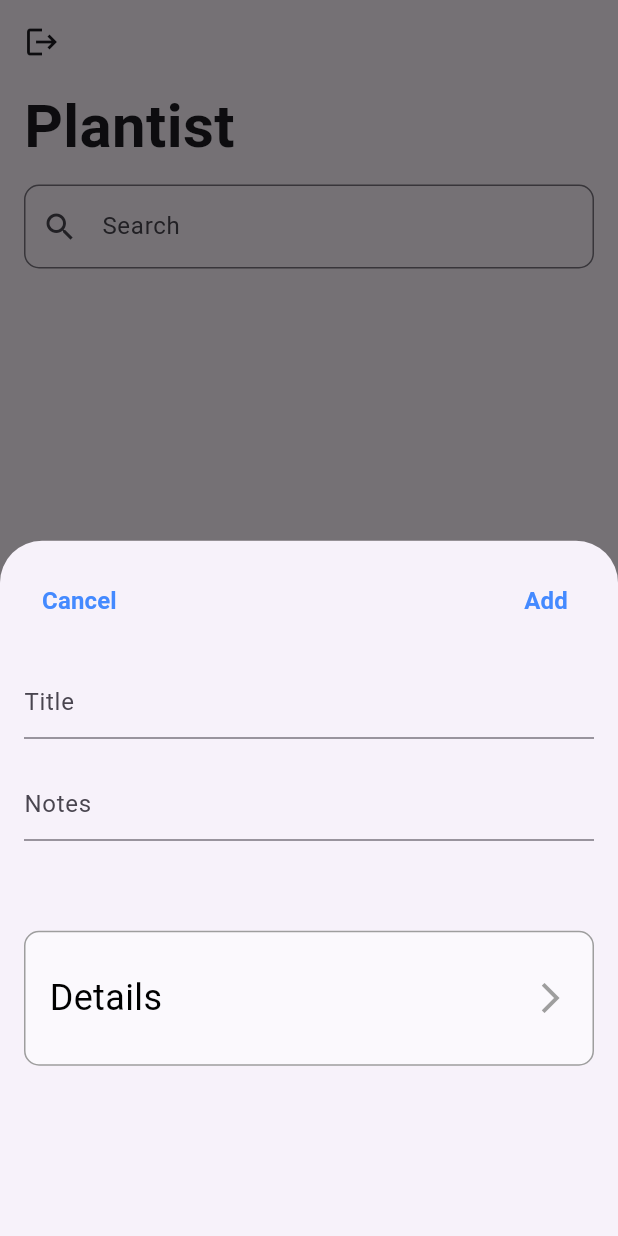
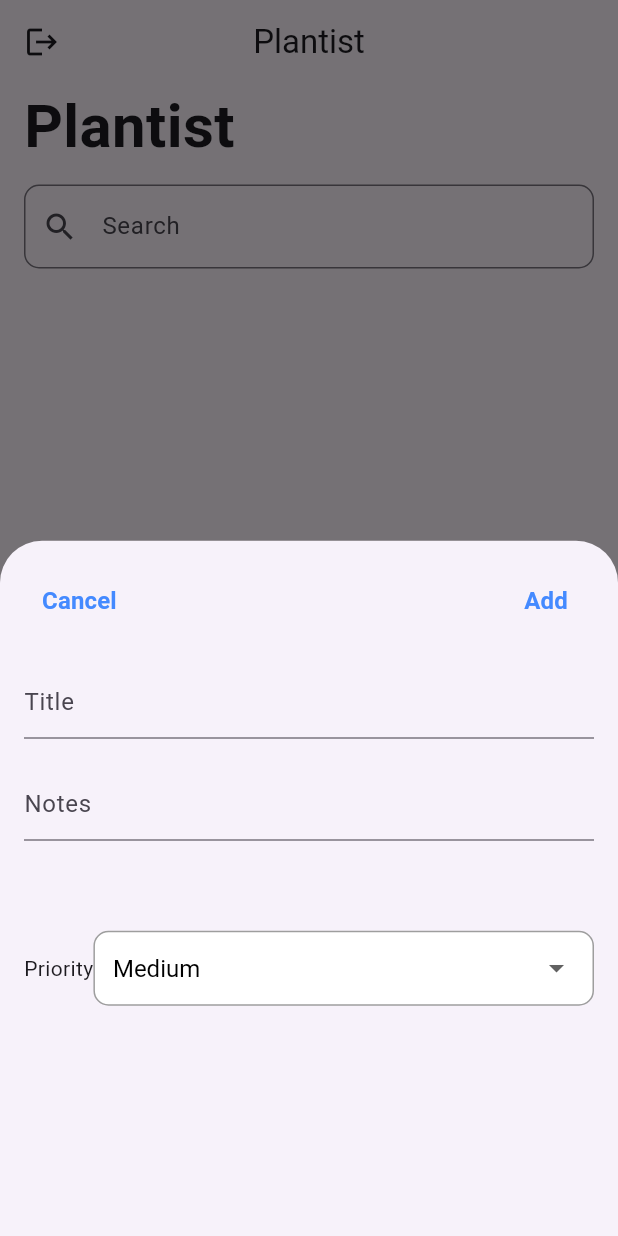
Before and after one commit to cemregizem/TodoApp, a Flutter app: the TodoPage screen opened directly with empty values, after a tap on "New Reminder", on a phone screen of 412 x 824 dp. Run offline on Flutter 3.47's test engine with Material 3 defaults, Android fonts, the phone set to English and light mode, and no system bars; our stand-ins replace firebase_auth, firebase_core, firebase_database, get; accounts and stored records are empty; network calls fail.

Commit message:
priority added

```diff
--- a/plantist/lib/controller/toDo/to_do_controller.dart
+++ b/plantist/lib/controller/toDo/to_do_controller.dart
@@ -2,12 +2,16 @@ import 'package:firebase_auth/firebase_auth.dart';
 import 'package:flutter/material.dart';
 import 'package:get/get.dart';
 import 'package:firebase_database/firebase_database.dart';
-import 'package:plantist/model/toDo_model.dart';
+import 'package:plantist/model/to_do_model.dart';
 
 class TodoController extends GetxController {
-  var todoList = <toDoModel>[].obs;
-  var filteredTodos = <toDoModel>[].obs;
+  var todoList = <ToDoModel>[].obs;
+  var filteredTodos = <ToDoModel>[].obs;
+  var selectedPriority = 'Medium'.obs;
 
+ void updatePriority(String newPriority) {
+    selectedPriority.value = newPriority;
+  }
   @override
   void onInit() {
     super.onInit();
@@ -31,7 +35,7 @@ class TodoController extends GetxController {
 
       if (todos != null) {
         todos.forEach((key, value) {
-          toDoModel todo = toDoModel.fromMap(value);
+          ToDoModel todo = ToDoModel.fromMap(value);
           todoList.add(todo);
         });
       }
@@ -41,6 +45,7 @@ class TodoController extends GetxController {
   }
 
   Future<void> addTodo(String title, String note) async {
+     String priority = selectedPriority.value; // Use the selectedPriority from the controller
     if (title.isNotEmpty && note.isNotEmpty) {
       String uid = FirebaseAuth.instance.currentUser!.uid;
       DatabaseReference todoRef =
@@ -50,6 +55,8 @@ class TodoController extends GetxController {
         'title': title,
         'todoId': todoId,
         'note': note,
+        'priority': priority,
+       // 'reminderDate': reminderDate,
       });
     } else {
       ScaffoldMessenger.of(Get.context!).showSnackBar(
--- a/plantist/lib/model/to_do_model.dart
+++ b/plantist/lib/model/to_do_model.dart
@@ -1,32 +1,32 @@
-class toDoModel {
+class ToDoModel {
   late String todoId;
   late String title;
   late String note;
   late bool isDone = false;
-  /*
+  late String? reminderDate;
   late String priority;
-  late dynamic date;
-  ;*/
+  //late TimeOfDay? reminderTime;
 
-  toDoModel(
+
+  ToDoModel(
       {required this.todoId,
       required this.title,
       required this.note,
-      required this.isDone
-      /*
-    required this.priority,
-    required this.date,
-    */
+      required this.isDone,
+      this.reminderDate,
+      required this.priority,
+     // this.reminderTime,
+
       });
 
-  toDoModel.fromMap(Map<dynamic, dynamic> map) {
+  ToDoModel.fromMap(Map<dynamic, dynamic> map) {
     todoId = map['todoId'];
     title = map['title'];
     note = map['note'];
     isDone = map['isDone'] ?? false;
-    /*
-    priority=map['priority'];
-    date = map['date'];
-   ;*/
+    reminderDate = map['reminderDate'];
+    priority = map['priority'];
+    //reminderTime = map['reminderTime'] != null ? _parseTimeOfDay(map['reminderTime']) : null;
+
   }
 }
--- a/plantist/lib/view/ToDo/to_do.dart
+++ b/plantist/lib/view/ToDo/to_do.dart
@@ -1,43 +1,33 @@
 import 'package:flutter/material.dart';
 import 'package:get/get.dart';
-import 'package:plantist/controller/auth/auth_controller.dart';
-import 'package:plantist/controller/toDo/toDo_controller.dart';
-import 'package:plantist/model/toDo_model.dart';
-import 'package:plantist/widgets/timePicker.dart';
+import 'package:plantist/controller/toDo/to_do_controller.dart';
+import 'package:plantist/model/to_do_model.dart';
+import 'package:plantist/widgets/date_picker.dart';
+import 'package:plantist/widgets/drop_down.dart';
+import 'package:plantist/widgets/priority.dart';
+import 'package:plantist/widgets/time_picker.dart';
+import 'package:plantist/widgets/header.dart';
+import 'package:plantist/widgets/button.dart';
+import 'package:plantist/widgets/search_bar.dart'
+    as custom; //to avoid name conflict withsearchbar class in flutter
 
-class TodoPage extends StatefulWidget {
-  const TodoPage({super.key, required this.email, required this.userId});
+class TodoPage extends StatelessWidget {
+  TodoPage({super.key, required this.email, required this.userId});
 
   final String email;
   final String userId;
 
-  @override
-  State<TodoPage> createState() => _TodoPageState();
-}
 
-class _TodoPageState extends State<TodoPage> {
   TextEditingController noteController = TextEditingController();
   TextEditingController titleController = TextEditingController();
 
   late TodoController todoController = Get.put(TodoController());
 
   @override
-  void initState() {
-    super.initState();
+  Widget build(BuildContext context) {
     todoController = Get.put(TodoController());
-  }
-
-  @override
-  Widget build(BuildContext context) {
     return Scaffold(
-      appBar: AppBar(
-        leading: IconButton(
-          icon: const Icon(Icons.logout),
-          onPressed: () {
-            AuthController.instance.logOut();
-          },
-        ),
-      ),
+      appBar: Header(),
       body: Column(
         children: [
           Container(
@@ -49,23 +39,8 @@ class _TodoPageState extends State<TodoPage> {
               )),
           const SizedBox(
               height: 10), // Add some space between title and search bar
-          Padding(
-            padding: const EdgeInsets.symmetric(horizontal: 16),
-            child: TextField(
-              onChanged: (value) {
-                // Call filtering function when text changes
-                todoController.filterTodos(value);
-              },
-              decoration: InputDecoration(
-                labelText: 'Search',
-                hintText: 'Search in titles',
-                prefixIcon: Icon(Icons.search),
-                border: OutlineInputBorder(
-                  borderRadius: BorderRadius.circular(10),
-                ),
-              ),
-            ),
-          ),
+          custom.SearchBar(),
+
           SingleChildScrollView(
             child: Container(
               height: MediaQuery.of(context).size.height - 450,
@@ -73,7 +48,7 @@ class _TodoPageState extends State<TodoPage> {
                 return ListView.builder(
                   itemCount: todoController.filteredTodos.length,
                   itemBuilder: (context, index) {
-                    toDoModel todo = todoController.filteredTodos[index];
+                    ToDoModel todo = todoController.filteredTodos[index];
                     return Dismissible(
                       key: Key(todo.todoId), // Unique key for each item
                       background: Container(
@@ -117,6 +92,7 @@ class _TodoPageState extends State<TodoPage> {
                             todo.note,
                             style: const TextStyle(fontSize: 16),
                           ),
+                          trailing:PriorityDot(priority: todo.priority),
                           onTap: () {
                             // Implement update logic here
                             // _showUpdateReminderModal(context, todo);
@@ -130,44 +106,10 @@ class _TodoPageState extends State<TodoPage> {
             ),
           ),
           const SizedBox(height: 30),
-          Container(
-            alignment: Alignment.center,
-            child: ElevatedButton(
+          NewReminderButton(
             onPressed: () {
               _showNewReminderModal(context);
             },
-              style: ElevatedButton.styleFrom(
-                backgroundColor: const Color.fromARGB(255, 24, 24, 24),
-                shape: RoundedRectangleBorder(
-                  borderRadius: BorderRadius.circular(25),
-                ),
-              ),
-              child: Container(
-                alignment: Alignment.bottomCenter,
-                width: 300,
-                height: 60,
-                padding: const EdgeInsets.all(10),
-                margin: const EdgeInsets.all(10),
-                child: const Row(
-                  mainAxisAlignment: MainAxisAlignment.center,
-                  children: [
-                    Icon(Icons.add, color: Colors.white, size: 24), // "+" icon
-                    SizedBox(
-                        width: 8), // Add some space between the icon and text
-                    Text(
-                      'New Reminder',
-                      textAlign: TextAlign.center,
-                      style: TextStyle(
-                        color: Colors.white,
-                        fontWeight: FontWeight.bold,
-                        fontSize: 20,
-                        // Increase font size if needed
-                      ),
-                    ),
-                  ],
-                ),
-              ),
-            ),
           ),
         ],
       ),
@@ -207,7 +149,8 @@ class _TodoPageState extends State<TodoPage> {
                     onPressed: () async {
                       String title = titleController.text.trim();
                       String note = noteController.text.trim();
-                      await todoController.addTodo(title, note);
+                      await todoController.addTodo(
+                          title, note);
                       titleController.clear();
                       noteController.clear();
                       Navigator.pop(context);
@@ -237,38 +180,22 @@ class _TodoPageState extends State<TodoPage> {
                 ),
               ),
               const SizedBox(height: 60),
-              GestureDetector(
-                onTap: () {
-                  _showDetailModal(context);
-                },
-                child: Container(
-                  width: double.infinity, // Take full width
-                  height: 90, // Set the height
-                  decoration: BoxDecoration(
-                    color: Colors.white54,
-                    borderRadius: BorderRadius.circular(10),
-                    border: Border.all(
-                      color: Colors.grey, // Set the border color
-                      width: 1, // Set the border width
-                    ), // Set the radius
-                  ),
-                  padding: const EdgeInsets.symmetric(horizontal: 16),
-                  child: const Row(
+              Row(
                 mainAxisAlignment: MainAxisAlignment.spaceBetween,
                 children: [
-                      Text(
-                        'Details',
-                        style: TextStyle(fontSize: 24, color: Colors.black),
-                      ),
-                      Icon(
-                        Icons.arrow_forward_ios,
-                        color: Colors.grey,
-                        size: 24,
+                  const Text('Priority'),
+                  Expanded(
+                    child:Obx((){ return DropDownWidget(
+                       options: ['High', 'Medium', 'Low'],
+                      selectedValue: todoController.selectedPriority.value,
+                      onChanged: (newValue) {
+                        todoController.updatePriority(newValue);
+                      },
+                    );})
                   ),
                 ],
-                  ),
-                ),
-              ),
+              )
+
             ],
           ),
         );
@@ -276,20 +203,18 @@ class _TodoPageState extends State<TodoPage> {
     );
   }
 
+
   void _showDetailModal(BuildContext context) {
-    bool showDatePicker =
-        false; // Variable to control the visibility of the date picker
-    bool showTimePicker =
-        false; // Variable to control the visibility of the time picker
-    DateTime selectedDate = DateTime.now(); // Store selected date
-    TimeOfDay selectedTime = TimeOfDay.now(); // Store selected time
+    // Convert variables to Rx types
+    final showDatePicker = false.obs;
+    final showTimePicker = false.obs;
+    final selectedDate = DateTime.now().obs;
+    final selectedTime = TimeOfDay.now().obs;
 
     showModalBottomSheet(
         isScrollControlled: true,
         context: context,
         builder: (BuildContext context) {
-        return StatefulBuilder(
-          builder: (BuildContext context, StateSetter setState) {
           return Container(
             padding: const EdgeInsets.all(16),
             height: 900, // Increased height to accommodate both pickers
@@ -327,78 +252,47 @@ class _TodoPageState extends State<TodoPage> {
                   ],
                 ),
                 const SizedBox(height: 20),
-                  Row(
-                    mainAxisAlignment: MainAxisAlignment.spaceBetween,
-                    children: [
-                      Text(
-                        'Date',
-                        style: TextStyle(
-                            color:
-                                showDatePicker ? Colors.green : Colors.blueGrey,
-                            fontWeight: FontWeight.bold,
-                            fontSize: 24),
-                      ),
-                      Switch(
-                        value: showDatePicker,
-                        onChanged: (bool value) {
-                          setState(() {
-                            showDatePicker = value;
-                            // Ensure only one picker is active at a time
-                          });
-                        },
-                      ),
-                    ],
-                  ),
-                  if (showDatePicker)
-                    Expanded(
-                      child: Container(
-                        child: CalendarDatePicker(
-                          initialDate: DateTime.now(),
-                          firstDate: DateTime(2022),
-                          lastDate: DateTime(2025),
-                          onDateChanged: (date) {
-                            setState(() {
-                              selectedDate = date;
-                            });
-                          },
-                        ),
-                      ),
-                    ),
-                  Row(
+                DatePickerWidget(
+                    showDatePicker: showDatePicker, selectedDate: selectedDate),
+                const SizedBox(height: 16),
+                Obx(() => Row(
                       mainAxisAlignment: MainAxisAlignment.spaceBetween,
                       children: [
                         Text(
                           'Time',
                           style: TextStyle(
-                            color:
-                                showTimePicker ? Colors.green : Colors.blueGrey,
+                              color: showTimePicker.value
+                                  ? Colors.green
+                                  : Colors.blueGrey,
                               fontWeight: FontWeight.bold,
                               fontSize: 24),
                         ),
                         Switch(
-                        value: showTimePicker,
+                          value: showTimePicker.value,
                           onChanged: (bool value) {
-                          setState(() {
-                            showTimePicker = value;
-                            // Ensure only one picker is active at a time
-                          });
+                            showTimePicker.value = value;
+                            if (value) {
+                              showDatePicker.value = false;
+                            }
+                            print(showDatePicker); // Disable date picker
                           },
                         ),
                       ],
-                  ),
+                    )),
                 const SizedBox(height: 16),
-                  if (showTimePicker)
-                    Expanded(
-                      child: Container(
-                        child: TimePickerWidget(
+                Obx(() {
+                  if (showTimePicker.value) {
+                    return TimePickerWidget(
                       onTimeChanged: (time) {
-                            setState(() {
-                              selectedTime = time;
-                            });
+                        selectedTime.value = time;
+                        print('**********');
+                        print(selectedTime.value);
                       },
-                        ),
-                      ),
-                    ),
+                    );
+                  } else {
+                    return SizedBox.shrink();
+                  }
+                }),
                 const SizedBox(height: 20),
                 GestureDetector(
                   onTap: () {},
@@ -464,9 +358,6 @@ class _TodoPageState extends State<TodoPage> {
               ],
             ),
           );
-          },
-        );
-      },
-    );
+        });
   }
 }
--- a/plantist/lib/view/login/sign_in_page.dart
+++ b/plantist/lib/view/login/sign_in_page.dart
@@ -1,11 +1,11 @@
 import 'package:flutter/material.dart';
 import 'package:plantist/controller/auth/auth_controller.dart';
 
-class signInPage extends StatelessWidget {
+class SignInPage extends StatelessWidget {
   final TextEditingController emailController = TextEditingController();
   final TextEditingController passwordController = TextEditingController();
 
-  signInPage({super.key});
+  SignInPage({super.key});
 
   @override
   Widget build(BuildContext context) {
--- /dev/null
+++ b/plantist/lib/widgets/button.dart
@@ -0,0 +1,46 @@
+import 'package:flutter/material.dart';
+
+class NewReminderButton extends StatelessWidget {
+  final VoidCallback onPressed;
+
+  const NewReminderButton({required this.onPressed});
+
+  @override
+  Widget build(BuildContext context) {
+    return Container(
+      alignment: Alignment.center,
+      child: ElevatedButton(
+        onPressed: onPressed,
+        style: ElevatedButton.styleFrom(
+          backgroundColor: const Color.fromARGB(255, 24, 24, 24),
+          shape: RoundedRectangleBorder(
+            borderRadius: BorderRadius.circular(25),
+          ),
+        ),
+        child: Container(
+          alignment: Alignment.bottomCenter,
+          width: 300,
+          height: 60,
+          padding: const EdgeInsets.all(10),
+          margin: const EdgeInsets.all(10),
+          child: const Row(
+            mainAxisAlignment: MainAxisAlignment.center,
+            children: [
+              Icon(Icons.add, color: Colors.white, size: 24),
+              SizedBox(width: 8),
+              Text(
+                'New Reminder',
+                textAlign: TextAlign.center,
+                style: TextStyle(
+                  color: Colors.white,
+                  fontWeight: FontWeight.bold,
+                  fontSize: 20,
+                ),
+              ),
+            ],
+          ),
+        ),
+      ),
+    );
+  }
+}
--- /dev/null
+++ b/plantist/lib/widgets/drop_down.dart
@@ -0,0 +1,58 @@
+import 'package:flutter/material.dart';
+import 'package:get/get.dart';
+
+class DropDownWidget extends StatelessWidget {
+  final List<String> options; // List of options for the dropdown
+  final String selectedValue; // Currently selected value
+  final ValueChanged<String> onChanged;// Callback when a new value is selected
+
+  DropDownWidget({
+    Key? key,
+    required this.options,
+    required this.selectedValue,
+    required this.onChanged,
+  });
+
+  @override
+  Widget build(BuildContext context) {
+    return Container(
+      padding: const EdgeInsets.symmetric(horizontal: 12),
+      decoration: BoxDecoration(
+        color: Colors.white,
+        borderRadius: BorderRadius.circular(10),
+        border: Border.all(color: Colors.grey),
+      ),
+      child: DropdownButtonHideUnderline(
+        child: DropdownButton<String>(
+          value: selectedValue,
+          icon: const Icon(Icons.arrow_drop_down),
+          iconSize: 24,
+          isExpanded: true,
+          items: options.map((String value) {
+            return DropdownMenuItem<String>(
+              value: value,
+              child: Text(
+                value,
+                style: const TextStyle(
+                  fontSize: 16,
+                  color: Colors.black,
+                ),
+              ),
+            );
+          }).toList(),
+          onChanged: (String? newValue) {
+            if (newValue != null) {
+              onChanged(newValue);
+            }
+          },
+          style: const TextStyle(
+            color: Colors.black,
+            fontSize: 16,
+          ),
+          dropdownColor: Colors.white,
+          borderRadius: BorderRadius.circular(10),
+        ),
+      ),
+    );
+  }
+}
--- /dev/null
+++ b/plantist/lib/widgets/header.dart
@@ -0,0 +1,22 @@
+import 'package:flutter/material.dart';
+import 'package:get/get.dart';
+import 'package:plantist/controller/auth/auth_controller.dart';
+
+class Header extends StatelessWidget implements PreferredSizeWidget {
+  @override
+  Widget build(BuildContext context) {
+    return AppBar(
+      leading: IconButton(
+        icon: const Icon(Icons.logout),
+        onPressed: () {
+          AuthController.instance.logOut();
+        },
+      ),
+      title: const Text('Plantist'),
+      centerTitle: true,
+    );
+  }
+
+  @override
+  Size get preferredSize => const Size.fromHeight(kToolbarHeight);
+}
--- /dev/null
+++ b/plantist/lib/widgets/priority.dart
@@ -0,0 +1,32 @@
+import 'package:flutter/material.dart';
+
+class PriorityDot extends StatelessWidget {
+  final String priority;
+
+  const PriorityDot({Key? key, required this.priority}) : super(key: key);
+
+  @override
+  Widget build(BuildContext context) {
+    return Container(
+      width: 12,
+      height: 12,
+      decoration: BoxDecoration(
+        color: _getPriorityColor(priority),
+        shape: BoxShape.circle,
+      ),
+    );
+  }
+
+  Color _getPriorityColor(String priority) {
+    switch (priority) {
+      case 'High':
+        return Colors.red;
+      case 'Medium':
+        return Colors.orange;
+      case 'Low':
+        return Colors.green;
+      default:
+        return Colors.grey;
+    }
+  }
+}
--- /dev/null
+++ b/plantist/lib/widgets/search_bar.dart
@@ -0,0 +1,27 @@
+import 'package:flutter/material.dart';
+import 'package:get/get.dart';
+import 'package:plantist/controller/toDo/to_do_controller.dart';
+
+class SearchBar extends StatelessWidget {
+  final TodoController todoController = Get.find();
+
+  @override
+  Widget build(BuildContext context) {
+    return Padding(
+      padding: const EdgeInsets.symmetric(horizontal: 16),
+      child: TextField(
+        onChanged: (value) {
+          todoController.filterTodos(value);
+        },
+        decoration: InputDecoration(
+          labelText: 'Search',
+          hintText: 'Search in titles',
+          prefixIcon: const Icon(Icons.search),
+          border: OutlineInputBorder(
+            borderRadius: BorderRadius.circular(10),
+          ),
+        ),
+      ),
+    );
+  }
+}
--- a/plantist/lib/widgets/time_picker.dart
+++ b/plantist/lib/widgets/time_picker.dart
@@ -28,7 +28,7 @@ class _TimePickerWidgetState extends State<TimePickerWidget> {
         width: 200,
         height: 200,
         child: CupertinoTheme(
-          data: CupertinoThemeData(
+          data: const CupertinoThemeData(
             textTheme: CupertinoTextThemeData(
               dateTimePickerTextStyle: TextStyle(fontSize: 20),
             ),
@@ -39,6 +39,9 @@ class _TimePickerWidgetState extends State<TimePickerWidget> {
             onDateTimeChanged: (DateTime dateTime) {
               setState(() {
                 _selectedTime = TimeOfDay.fromDateTime(dateTime);
+                print('---------');
+                print(_selectedTime);
+                print('-------');
               });
               widget.onTimeChanged(_selectedTime);
             },
```
Also changed, not shown: plantist/lib/controller/auth/auth_controller.dart (+5 -4 lines), plantist/lib/view/login/login.dart (+4 -9 lines), plantist/lib/widgets/date_picker.dart (added, +56 -0 lines). Lines whose indentation alone changed are shown as unchanged.
